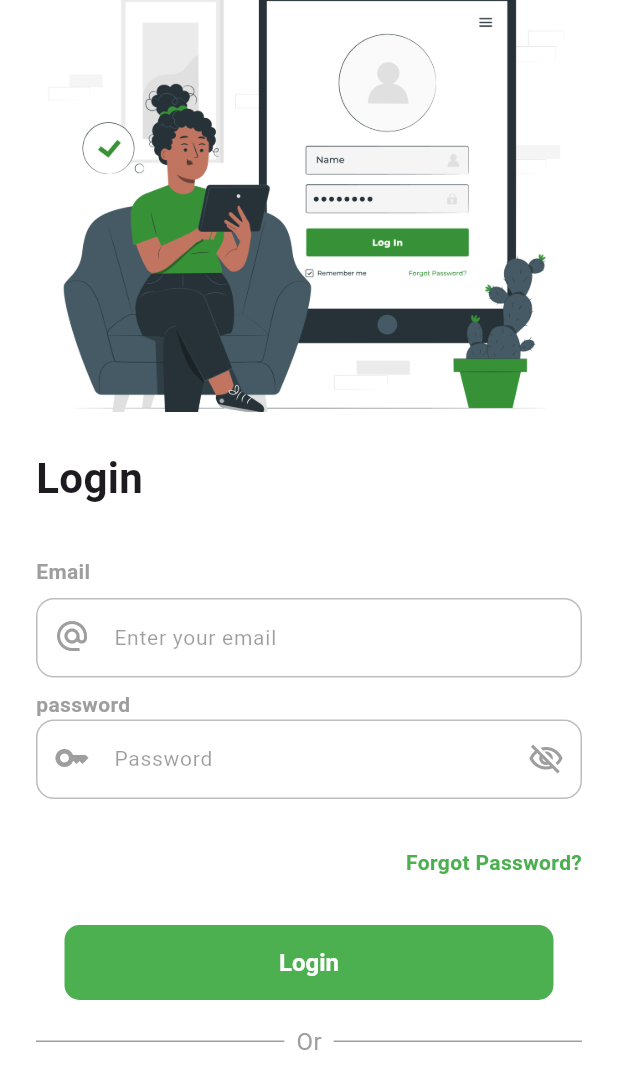
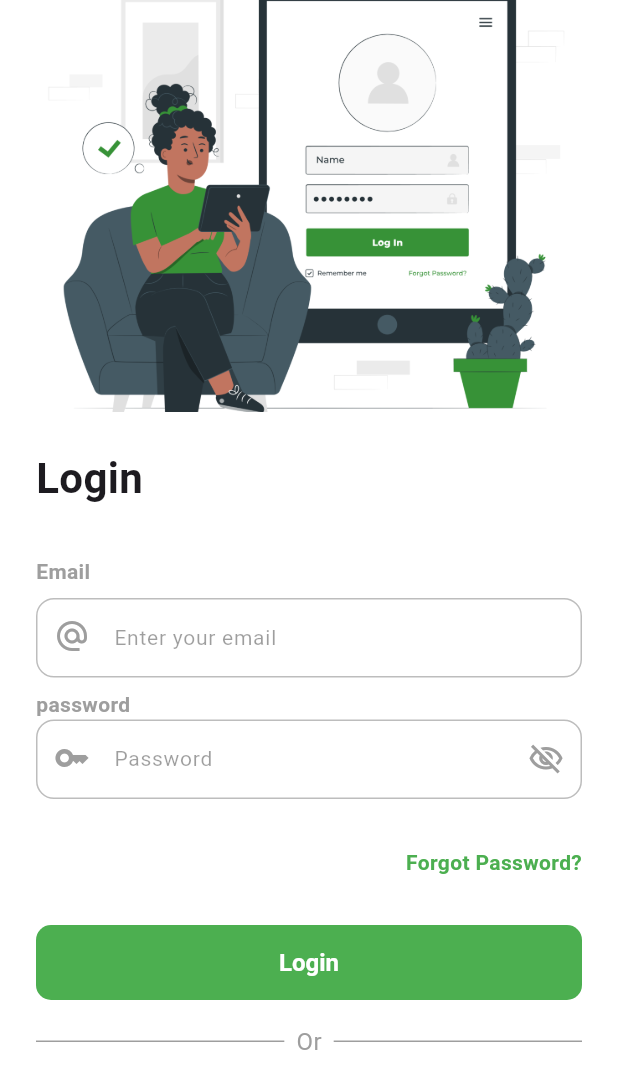
Before and after one commit to jamydevelop/Flutter-Upark-Driver, a Flutter app: the screen it shows after launch, on a phone screen of 412 x 824 dp. Shown: the top 1089 px of the screen. Run offline on Flutter 3.47's test engine with Material 3 defaults, Android fonts, the light colour scheme and no system bars; Roboto replaces fonts that are missing (Poppins).

Commit message:
added google button

```diff
--- a/upark_driver/lib/features/login/widget/login_button.widget.dart
+++ b/upark_driver/lib/features/login/widget/login_button.widget.dart
@@ -9,10 +9,9 @@ class LoginButtonWidget extends StatelessWidget {
     return Row(
       mainAxisAlignment: MainAxisAlignment.center,
       children: [
-        CommonButton(
-          width: 326,
+        Expanded(
+          child: CommonButton(
             foregroundColor: Colors.white,
-          borderColor: Colors.green,
             backgroundColor: Colors.green,
             child: Text(
               "Login",
@@ -24,6 +23,7 @@ class LoginButtonWidget extends StatelessWidget {
               debugPrint("Login Button Pressed!");
             },
           ),
+        ),
       ],
     );
   }
```
Also changed, not shown: upark_driver/lib/features/login/widget/google_button.widget.dart (added, +10 -0 lines). Lines whose indentation alone changed are shown as unchanged.
